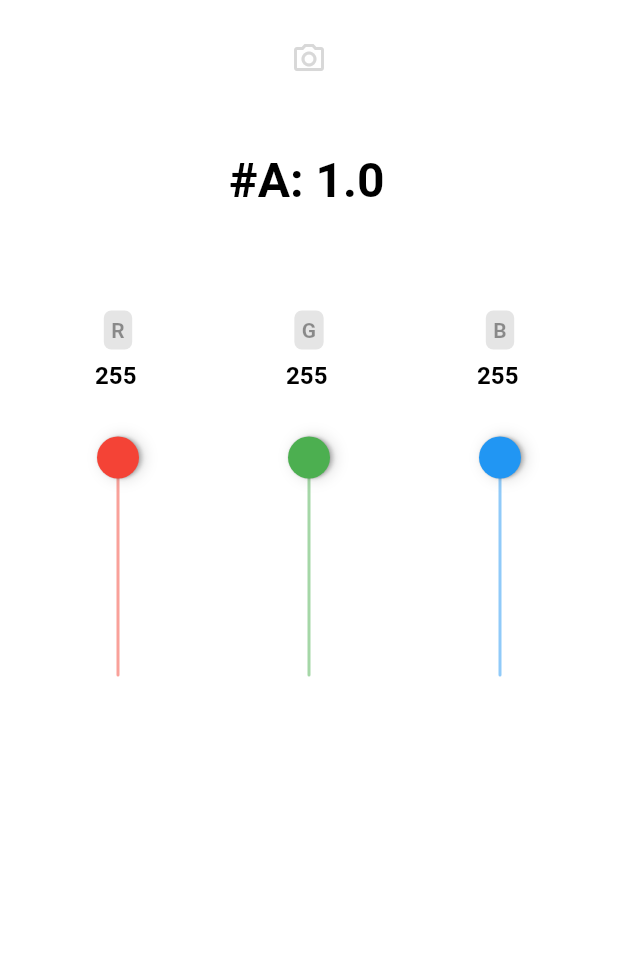
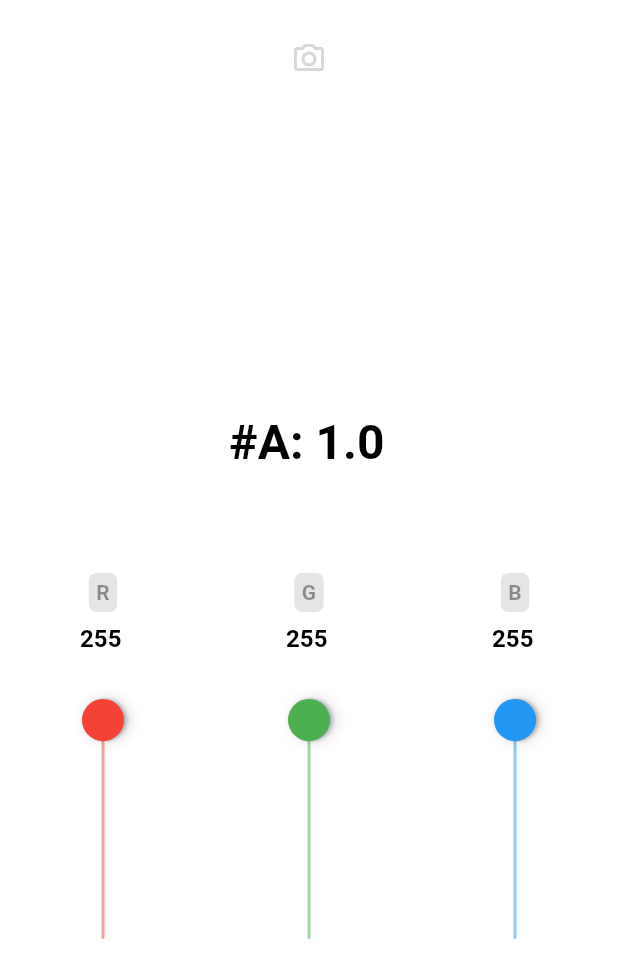
Before and after one commit to e200/color_generator, a Flutter app: the screen it shows after launch, on a phone screen of 412 x 824 dp. Shown: the top 978 px of the screen. Run offline on Flutter 3.47's test engine with Material 2 defaults, Android fonts, the phone set to English and light mode, and no system bars; our stand-ins replace bloc, flutter_bloc, freezed_annotation, image_picker; missing offline and left inert: pixel_color_picker; generated files the repository leaves out were written again.

Commit message:
Moved tob_bar to top and the body of the app to the center of the remaining space

```diff
--- a/lib/screens/home/screen.dart
+++ b/lib/screens/home/screen.dart
@@ -18,10 +18,9 @@ class HomeScreen extends StatelessWidget {
             child: Column(
               children: [
                 TopBar(),
-                Center(
-                  child: SingleChildScrollView(
-                    child: Padding(
-                      padding: const EdgeInsets.all(15),
+                Expanded(
+                  child: Center(
+                    child: SingleChildScrollView(
                       child: Column(
                         mainAxisSize: MainAxisSize.min,
                         children: [
```
